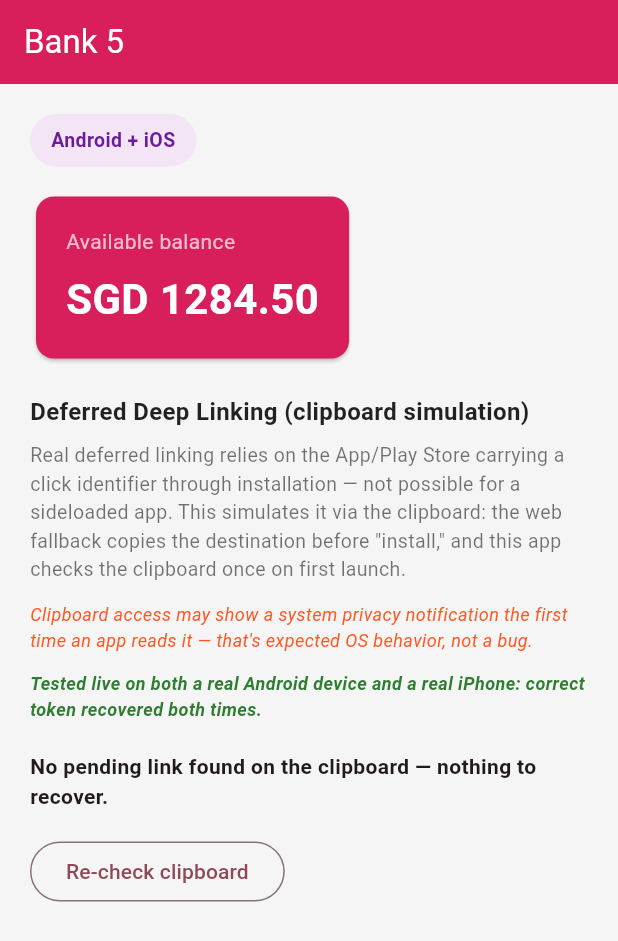
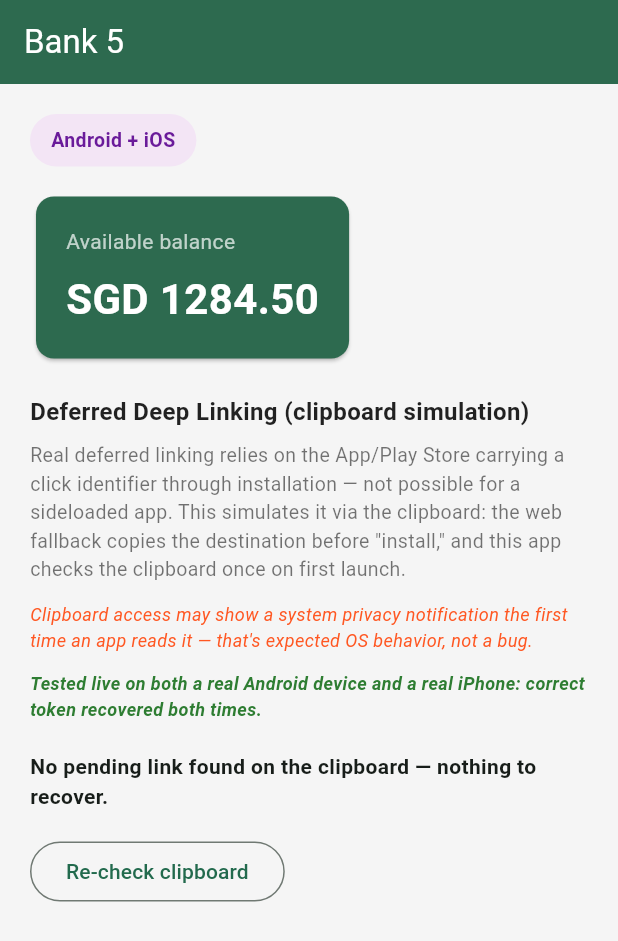
Before and after one commit to deandrehaijielim-commits/sgqr-deep-link-demo, a Flutter app: the screen it shows after launch, on a phone screen of 412 x 824 dp. Shown: the top 941 px of the screen. Run offline on Flutter 3.47's test engine with Material 3 defaults, Android fonts, the phone set to English and light mode, and no system bars; our stand-ins replace app_links.

Commit message:
Fix Bank 5 color too close to Bank A
D81E5B (raspberry) read as too similar to Bank A's E63946 (red).
Switched to 2D6A4F (forest green) — distinct from every other
bank/method color in the palette.

Co-Authored-By: Claude Sonnet 5 <noreply@anthropic.com>

```diff
--- a/method_deferred/lib/method_config.dart
+++ b/method_deferred/lib/method_config.dart
@@ -26,7 +26,7 @@ class MethodConfig {
 const MethodConfig currentMethod = MethodConfig(
   id: 'methodDeferred',
   name: 'Bank 5',
-  color: Color(0xFFD81E5B),
+  color: Color(0xFF2D6A4F),
   methodLabel: 'Deferred Deep Linking (clipboard simulation)',
   platformBadge: 'Android + iOS',
   platformBadgeBg: Color(0xFFF3E5F5),
```
Also changed, not shown: 21 other files.
